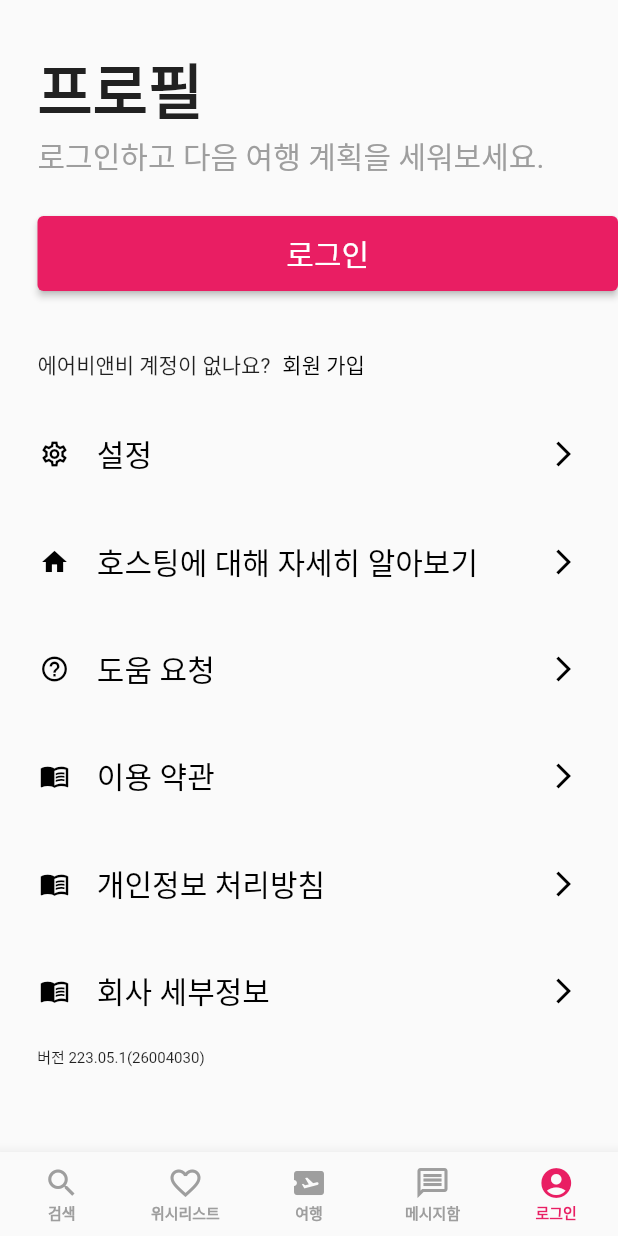
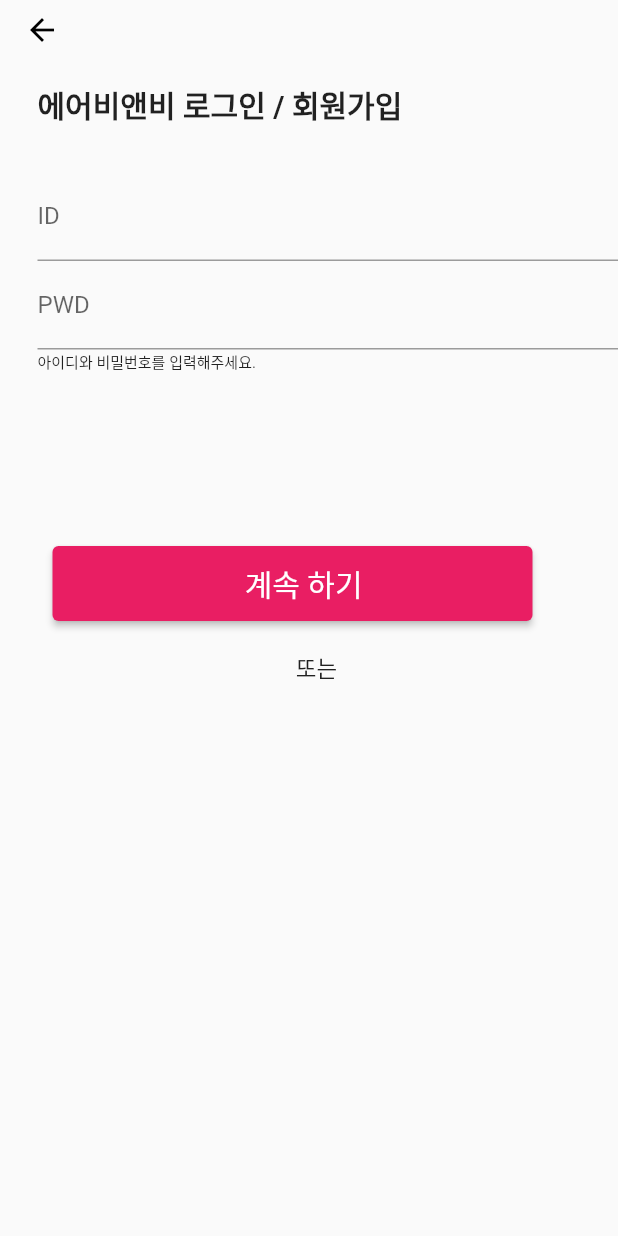
Before and after one commit to CN-DEV-STUDY/airbnb-app-clone, a Flutter app: the screen it shows after launch, item 5 of the bottom bar chosen, after a tap on "로그인", on a phone screen of 412 x 824 dp. Run offline on Flutter 3.47's test engine with Material 2 defaults, Android fonts, the phone set to English and light mode, and no system bars; network calls fail.

Commit message:
로그인 폼

```diff
--- a/lib/login.dart
+++ b/lib/login.dart
@@ -1,3 +1,4 @@
+import 'package:airbnb_app_clone/signIn.dart';
 import 'package:flutter/material.dart';
 
 class Login extends StatelessWidget {
@@ -35,9 +36,11 @@ class Login extends StatelessWidget {
                         children: [
                           Container(
                             margin: EdgeInsets.fromLTRB(0, 25, 0, 0),
-                            width: 450,
+                            width: 340,
                             height: 50,
-                          child: ElevatedButton(onPressed: (){}, child: Text('로그인') , style: ElevatedButton.styleFrom(backgroundColor: Colors.pink , foregroundColor: Colors.white , textStyle: TextStyle(fontSize: 20))),
+                          child: ElevatedButton(onPressed: (){
+                            Navigator.push(context, MaterialPageRoute(builder: (context) => SignIn()));
+                          }, child: Text('로그인') , style: ElevatedButton.styleFrom(backgroundColor: Colors.pink , foregroundColor: Colors.white , textStyle: TextStyle(fontSize: 20))),
                           ),
 
                           Container(
--- a/lib/main.dart
+++ b/lib/main.dart
@@ -2,6 +2,7 @@ import 'package:airbnb_app_clone/MainList.dart';
 import 'package:airbnb_app_clone/login.dart';
 import 'package:airbnb_app_clone/message.dart';
 import 'package:airbnb_app_clone/search.dart';
+import 'package:airbnb_app_clone/signIn.dart';
 import 'package:airbnb_app_clone/travel.dart';
 import 'package:airbnb_app_clone/wish_list.dart';
 import 'package:flutter/material.dart';
@@ -23,7 +24,9 @@ const MaterialColor white = const MaterialColor(
   },
 );
 
+
 void main() {
+
   runApp(MaterialApp(
     debugShowCheckedModeBanner: false,
     theme: ThemeData(
@@ -46,7 +49,8 @@ void main() {
       "/message" : (context) => Message(),
       "/travel" : (context) => Travel(),
       "/wish" : (context) => WishList(),
-      "login" : (context) => Login()
+      "login" : (context) => Login(),
+      "/signIn" : (context) => SignIn()
     },
   ));
 }
@@ -57,8 +61,9 @@ class MainPage extends StatelessWidget {
 
   @override
   Widget build(BuildContext context) {
-    SystemChrome.setSystemUIOverlayStyle(SystemUiOverlayStyle( // 상태 표시줄 색 변경
-      statusBarColor: Colors.transparent // 투명색
+    // SystemChrome.setEnabledSystemUIOverlays([]);
+    SystemChrome.setSystemUIOverlayStyle(SystemUiOverlayStyle(
+      statusBarColor: Colors.transparent, // 회색
     ));
     return Scaffold(
       body: Center(
--- /dev/null
+++ b/lib/signIn.dart
@@ -0,0 +1,56 @@
+import 'package:flutter/material.dart';
+
+class SignIn extends StatelessWidget {
+  const SignIn({Key? key}) : super(key: key);
+
+  @override
+  Widget build(BuildContext context) {
+    return Scaffold(
+      appBar: PreferredSize( // appBar 높이 조정
+        preferredSize: Size.fromHeight(30.0),
+        child: AppBar( backgroundColor:Color(0xffafafa), elevation: 0.0,), // appBar 색상변경과 그림자 제거
+      ),
+      body: Container(
+        margin: EdgeInsets.fromLTRB(25, 25, 0, 0),
+        child: Column(
+          crossAxisAlignment: CrossAxisAlignment.start,
+          children: [
+            Flexible(
+                flex:1,
+                child: Container(
+                    margin: EdgeInsets.fromLTRB(0, 0, 0, 30),
+                    child:  Text('에어비앤비 로그인 / 회원가입' , style: TextStyle(fontSize: 20 , fontWeight: FontWeight.bold))),
+                ),
+            Flexible(
+              flex:1,
+              child: Form(
+                child: ListView(
+                  children: [
+                    TextFormField(decoration: InputDecoration(labelText: 'ID'), textInputAction: TextInputAction.next,),
+                    TextFormField(decoration: InputDecoration(labelText: 'PWD'), textInputAction: TextInputAction.next,),
+                    Text('아이디와 비밀번호를 입력해주세요.' , style: TextStyle(fontSize: 10))
+                  ],
+                ),
+              )
+            ),
+            Flexible(
+              flex:1,
+              child: Container(
+                margin: EdgeInsets.fromLTRB(10, 0, 0, 20),
+                padding: EdgeInsets.fromLTRB(0, 0, 20, 0),
+                width: 340,
+                height: 50,
+                child: ElevatedButton(onPressed: (){}, style: ElevatedButton.styleFrom(backgroundColor: Colors.pink , foregroundColor: Colors.white , textStyle: TextStyle(fontSize: 20)), child: Text('   계속 하기')),
+              ),
+            ),
+            Container(
+              padding: EdgeInsets.fromLTRB(0, 0, 15, 0),
+              alignment: Alignment.center,
+              child: Text('또는' , style: TextStyle(fontSize: 15)),
+            )
+          ],
+        ),
+      ),
+    );
+  }
+}
```
